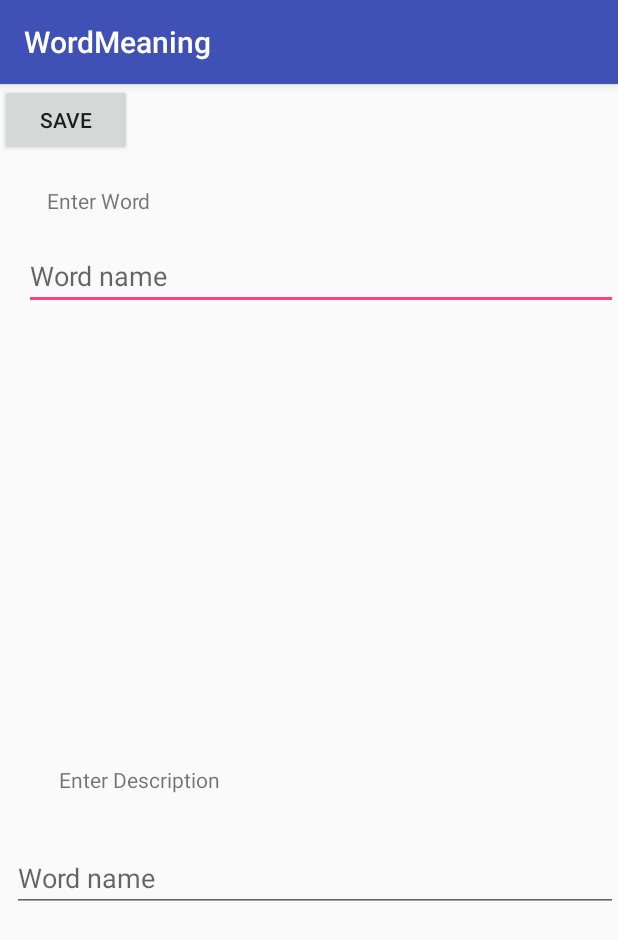
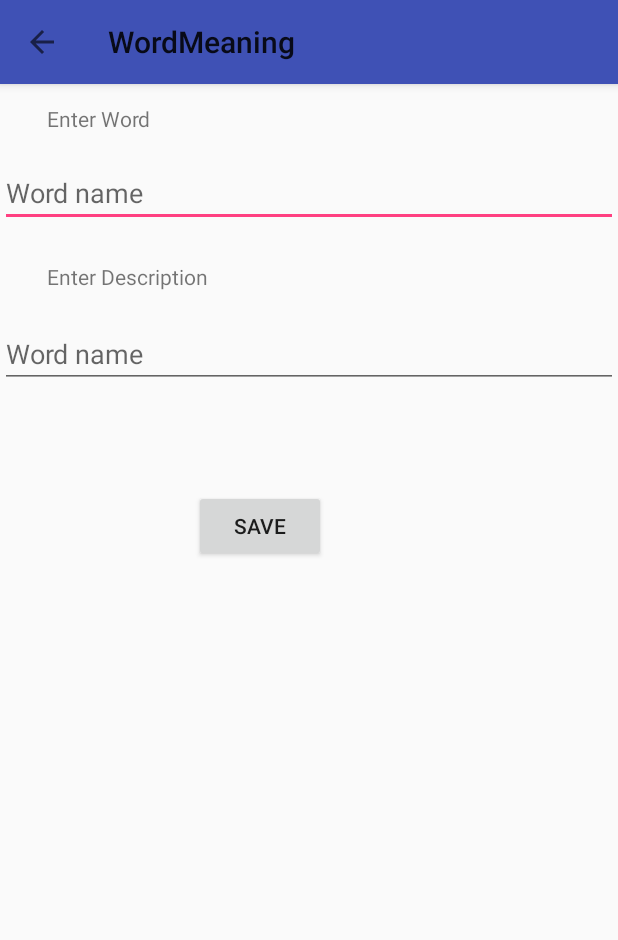
Before and after one commit to senamit2708/WordMeaning, an Android app: the screen it shows after launch (WordNewEntry), after a tap on an icon or button, on a phone screen of 412 x 824 dp. Shown: the top 940 px of the screen. Run offline under Robolectric (Android 15) with nearby library versions, the phone set to English and light mode, and no system bars; our stand-ins replace ButterKnife; libraries missing offline, so code that uses them is left out: com.github.florent37.expansionpanel; 2 statements that could not run were skipped.

Commit message:
basic features r done

```diff
--- a/app/src/main/AndroidManifest.xml
+++ b/app/src/main/AndroidManifest.xml
@@ -16,7 +16,11 @@
                 <category android:name="android.intent.category.LAUNCHER" />
             </intent-filter>
         </activity>
-        <activity android:name=".WordNewEntry"></activity>
+        <activity android:name=".WordNewEntry"
+            android:parentActivityName=".MainActivity">
+            <meta-data
+                android:name="android.support.PARENT_ACTIVITY"
+                android:value=".MainActivity" />></activity>
 
         <provider
             android:authorities="com.example.senamit.wordmeaning"
--- a/app/src/main/java/com/example/senamit/wordmeaning/Data/WordDbHelper.java
+++ b/app/src/main/java/com/example/senamit/wordmeaning/Data/WordDbHelper.java
@@ -12,7 +12,7 @@ import  com.example.senamit.wordmeaning.Data.WordContract.*;
 public class WordDbHelper extends SQLiteOpenHelper  {
 
     public static final String DATABASE_NAME = "WordTracker";
-    public static final int DATABASE_VERSION=3;
+    public static final int DATABASE_VERSION=4;
 
 
     public WordDbHelper(Context context) {
--- a/app/src/main/java/com/example/senamit/wordmeaning/MainActivity.java
+++ b/app/src/main/java/com/example/senamit/wordmeaning/MainActivity.java
@@ -1,28 +1,34 @@
 package com.example.senamit.wordmeaning;
 
+import android.app.LoaderManager;
+import android.content.AsyncTaskLoader;
 import android.content.Intent;
+import android.content.Loader;
+import android.database.Cursor;
 import android.support.design.widget.FloatingActionButton;
 import android.support.v7.app.AppCompatActivity;
 import android.os.Bundle;
 import android.support.v7.widget.LinearLayoutManager;
 import android.support.v7.widget.RecyclerView;
+import android.support.v7.widget.Toolbar;
+import android.util.Log;
 import android.view.View;
 
-import java.util.ArrayList;
-import java.util.List;
+import com.example.senamit.wordmeaning.Data.WordContract;
+
 
 import butterknife.BindView;
 
 
 
 
-public class MainActivity extends AppCompatActivity {
+public class MainActivity extends AppCompatActivity implements LoaderManager.LoaderCallbacks<Cursor> {
 
     @BindView(R.id.recyclerView)
     RecyclerView recyclerView;
 
+    public static final String LOG_TAG = MainActivity.class.getSimpleName();
     RecyclerAdapter adapter;
-    List<Words> list;
     FloatingActionButton fabButton;
 
     @Override
@@ -32,35 +38,90 @@ public class MainActivity extends AppCompatActivity {
 
         fabButton = findViewById(R.id.floatingbtnSave);
 
-        list = new ArrayList<Words>();
-        list.add(new Words("amit","sen"));
-        list.add(new Words("ashok", "sah"));
-        list.add(new Words("vikash","kumar"));
+        Toolbar toolbar = (Toolbar) findViewById(R.id.toolbar);
+        setSupportActionBar(toolbar);
 
         recyclerView = findViewById(R.id.recyclerView);
         recyclerView.setLayoutManager(new LinearLayoutManager(this));
-//        adapter = new RecyclerAdapter(list);
-        adapter = new RecyclerAdapter();
-        recyclerView.setAdapter(adapter);
-
-
-
-        adapter.setItem(list);
 
         fabButton.setOnClickListener(new View.OnClickListener() {
             @Override
             public void onClick(View v) {
                 fabButtonAddWords();
             }
+
+            private void fabButtonAddWords() {
+                Intent intent = new Intent(MainActivity.this, WordNewEntry.class);
+                startActivity(intent);
+            }
+
+
         });
 
 
-
+        getLoaderManager().initLoader(0, null, this);
     }
 
-    private void fabButtonAddWords() {
+   protected void onResume() {
 
-        Intent intent = new Intent(MainActivity.this, WordNewEntry.class);
-        startActivity(intent);
+       super.onResume();
+       Log.i(LOG_TAG, "inside onresume method");
+       getLoaderManager().restartLoader(0, null, this);
+   }
+
+
+    @Override
+    public Loader<Cursor> onCreateLoader(int id, Bundle args) {
+        Log.i(LOG_TAG, "inside the oncreateloader");
+
+        return new AsyncTaskLoader<Cursor>(this) {
+
+
+            Cursor mCursor;
+
+            @Override
+            protected void onStartLoading() {
+                if (mCursor!=null){
+
+                    deliverResult(mCursor);
+                }else {
+                    forceLoad();
+                }
+            }
+
+            @Override
+            public Cursor loadInBackground() {
+               try {
+                   return getContentResolver().query(WordContract.WordListDiary.CONTENT_URI,
+                           null,
+                           null,
+                           null,
+                           null);
+               }catch (Exception e){
+                   Log.i(LOG_TAG, "Unable to load the data from table");
+               }
+               return null;
+            }
+
+            @Override
+            public void deliverResult(Cursor data) {
+                mCursor=data;
+                super.deliverResult(data);
+            }
+        };
     }
+
+    @Override
+    public void onLoadFinished(Loader<Cursor> loader, Cursor data) {
+        adapter = new RecyclerAdapter(this);
+        adapter.swapCursor(data);
+        recyclerView.setAdapter(adapter);
+    }
+
+    @Override
+    public void onLoaderReset(Loader<Cursor> loader) {
+        recyclerView.setAdapter(null);
+    }
+
+
 }
--- a/app/src/main/java/com/example/senamit/wordmeaning/RecyclerAdapter.java
+++ b/app/src/main/java/com/example/senamit/wordmeaning/RecyclerAdapter.java
@@ -1,16 +1,17 @@
 package com.example.senamit.wordmeaning;
 
+import android.content.Context;
+import android.database.Cursor;
 import android.support.v7.widget.RecyclerView;
+import android.util.Log;
 import android.view.LayoutInflater;
 import android.view.View;
 import android.view.ViewGroup;
 import android.widget.TextView;
 
+import com.example.senamit.wordmeaning.Data.WordContract;
 import com.github.florent37.expansionpanel.ExpansionLayout;
 import com.github.florent37.expansionpanel.viewgroup.ExpansionLayoutCollection;
-
-import java.util.ArrayList;
-import java.util.List;
 
 import butterknife.BindView;
 import butterknife.ButterKnife;
@@ -21,16 +22,20 @@ import butterknife.ButterKnife;
 
 public class RecyclerAdapter extends RecyclerView.Adapter<RecyclerAdapter.RecyclerHolder> {
 
-    List<Words> list = new ArrayList<>();
     ExpansionLayoutCollection expansionsCollection = new ExpansionLayoutCollection();
 
-    public RecyclerAdapter(List<Words> list) {
-        expansionsCollection.openOnlyOne(true);
-        this.list=list;
-    }
+    public static final String LOG_TAG = RecyclerAdapter.class.getSimpleName();
+    Context context;
+    Cursor mCursor;
+
+
 
     public RecyclerAdapter() {
         expansionsCollection.openOnlyOne(true);
+    }
+    public RecyclerAdapter(Context context) {
+        expansionsCollection.openOnlyOne(true);
+        this.context=context;
     }
 
     @Override
@@ -41,29 +46,43 @@ public class RecyclerAdapter extends RecyclerView.Adapter<RecyclerAdapter.Recycl
     @Override
     public void onBindViewHolder(RecyclerHolder holder, int position) {
 
-        holder.bind(list.get(position));
-        holder.mWordName.setText(list.get(position).getWordName());
-        holder.mWordDescription.setText(list.get(position).getWordDescrition());
+        int wordNameIndex = mCursor.getColumnIndex(WordContract.WordListDiary.COLUMN_WORD_NAME);
+        int wordDescriptionIndex = mCursor.getColumnIndex(WordContract.WordListDiary.COLUMN_WORD_DESCRIPTION);
+
+        mCursor.moveToPosition(position);
+        String wordName = mCursor.getString(wordNameIndex);
+        String wordDescription = mCursor.getString(wordDescriptionIndex);
+
+
+        holder.mWordName.setText(wordName);
+        holder.mWordDescription.setText(wordDescription);
 
         expansionsCollection.add(holder.getExpansionLayout());
     }
 
     @Override
     public int getItemCount() {
-        return list.size();
+
+        return mCursor.getCount();
     }
 
-    public void setItem(List<Words> item) {
-//        this.item = item;
-        this.list.addAll(item);
-        notifyDataSetChanged();
+
+
+    public Cursor swapCursor(Cursor cursor) {
+        Log.i(LOG_TAG, "inside swap cursor");
+        if (mCursor==cursor){
+            Log.i(LOG_TAG, "the if portion of swapcursor");
+            return null;
+        }
+        Cursor tempCursor = mCursor;
+        this.mCursor=cursor;
+        if (cursor!=null){
+            Log.i(LOG_TAG, "if cursor is not null");
+            notifyDataSetChanged();
+        }
+        return tempCursor;
     }
 
-//    public void setItem(List<Object> items) {
-//
-//        this.list.addAll(items);
-//        notifyDataSetChanged();
-//    }
 
     public static class RecyclerHolder extends RecyclerView.ViewHolder{
         private static final int LAYOUT = R.layout.recycler_cell;
--- a/app/src/main/java/com/example/senamit/wordmeaning/WordNewEntry.java
+++ b/app/src/main/java/com/example/senamit/wordmeaning/WordNewEntry.java
@@ -4,6 +4,8 @@ import android.content.ContentValues;
 import android.net.Uri;
 import android.support.v7.app.AppCompatActivity;
 import android.os.Bundle;
+import android.support.v7.widget.Toolbar;
+import android.text.TextUtils;
 import android.util.Log;
 import android.view.View;
 import android.widget.Button;
@@ -29,11 +31,18 @@ public class WordNewEntry extends AppCompatActivity {
     protected void onCreate(Bundle savedInstanceState) {
         super.onCreate(savedInstanceState);
         setContentView(R.layout.activity_word_new_entry);
+
+        Toolbar toolbar = (Toolbar) findViewById(R.id.toolbar);
+        setSupportActionBar(toolbar);
+
+        getSupportActionBar().setDisplayHomeAsUpEnabled(true);
+        getSupportActionBar().setDisplayShowHomeEnabled(true);
+
         edtWordName=findViewById(R.id.edtWordName);
         edtWordDescription= findViewById(R.id.edtWordDescription);
 
         btnSubmit= findViewById(R.id.btnSubmit);
-        list = new ArrayList<Words>();
+
         btnSubmit.setOnClickListener(new View.OnClickListener() {
             @Override
             public void onClick(View v) {
@@ -43,12 +52,17 @@ public class WordNewEntry extends AppCompatActivity {
                 String wordName = edtWordName.getText().toString();
                 String wordDescription = edtWordDescription.getText().toString();
                 int priority = 3;
+                if (TextUtils.isEmpty(wordName) || TextUtils.isEmpty(wordDescription) || priority<0){
+                    Toast.makeText(WordNewEntry.this, "Invalid Entry", Toast.LENGTH_SHORT).show();
+                }
+                else {
+
 
                     contentValues.put(WordListDiary.COLUMN_WORD_NAME, wordName);
                     contentValues.put(WordListDiary.COLUMN_WORD_DESCRIPTION, wordDescription);
-                contentValues.put(WordListDiary.COLUMN_WORD_PRIORITY, priority );
+                    contentValues.put(WordListDiary.COLUMN_WORD_PRIORITY, priority);
 
-                Log.i(LOG_TAG, "the values of content providers are "+ wordName + ", "+wordDescription+" , "+priority);
+                    Log.i(LOG_TAG, "the values of content providers are " + wordName + ", " + wordDescription + " , " + priority);
 
                     Uri uriId = getContentResolver().insert(WordListDiary.CONTENT_URI, contentValues);
                     if (uriId != null) {
@@ -57,7 +71,7 @@ public class WordNewEntry extends AppCompatActivity {
                     } else {
                         Toast.makeText(WordNewEntry.this, "unsucessful", Toast.LENGTH_SHORT).show();
                     }
-
+                }
 
             }
         });
--- a/app/src/main/res/layout/activity_word_new_entry.xml
+++ b/app/src/main/res/layout/activity_word_new_entry.xml
@@ -5,34 +5,52 @@
     android:layout_width="match_parent"
     android:layout_height="match_parent"
     tools:context="com.example.senamit.wordmeaning.WordNewEntry"
-    tools:layout_editor_absoluteY="81dp">
+    tools:layout_editor_absoluteY="25dp">
+
+    <android.support.design.widget.AppBarLayout
+        android:id="@+id/appbar"
+        android:layout_width="0dp"
+        android:layout_height="wrap_content"
+        android:fitsSystemWindows="true"
+        app:layout_constraintEnd_toEndOf="parent"
+        app:layout_constraintStart_toStartOf="parent"
+        app:layout_constraintTop_toTopOf="parent">
+
+        <android.support.v7.widget.Toolbar
+            android:id="@+id/toolbar"
+            android:layout_width="match_parent"
+            android:layout_height="wrap_content">
+
+        </android.support.v7.widget.Toolbar>
+
+    </android.support.design.widget.AppBarLayout>
 
     <TextView
         android:id="@+id/textView3"
         android:layout_width="wrap_content"
         android:layout_height="wrap_content"
-        android:layout_marginBottom="18dp"
-        android:layout_marginStart="15dp"
+        android:layout_marginStart="31dp"
+        android:layout_marginTop="13dp"
         android:text="Enter Word"
-        app:layout_constraintBottom_toTopOf="@+id/edtWordName"
-        app:layout_constraintStart_toStartOf="@+id/edtWordName" />
+        app:layout_constraintStart_toStartOf="parent"
+        app:layout_constraintTop_toBottomOf="@+id/appbar" />
 
     <EditText
         android:id="@+id/edtWordName"
-        android:layout_width="match_parent"
+        android:layout_width="0dp"
         android:layout_height="wrap_content"
-        android:layout_marginLeft="16dp"
-        android:layout_marginTop="105dp"
+        android:layout_marginTop="17dp"
         android:hint="Word name"
-        app:layout_constraintLeft_toLeftOf="parent"
-        app:layout_constraintTop_toTopOf="parent" />
+        app:layout_constraintEnd_toEndOf="parent"
+        app:layout_constraintStart_toStartOf="parent"
+        app:layout_constraintTop_toBottomOf="@+id/textView3" />
 
     <TextView
         android:id="@+id/textView2"
         android:layout_width="wrap_content"
         android:layout_height="wrap_content"
-        android:layout_marginBottom="33dp"
-        android:layout_marginStart="39dp"
+        android:layout_marginBottom="19dp"
+        android:layout_marginStart="31dp"
         android:text="Enter Description"
         app:layout_constraintBottom_toTopOf="@+id/edtWordDescription"
         app:layout_constraintStart_toStartOf="parent" />
@@ -41,17 +59,19 @@
         android:id="@+id/edtWordDescription"
         android:layout_width="match_parent"
         android:layout_height="wrap_content"
-        android:layout_marginBottom="216dp"
-        android:layout_marginLeft="8dp"
+        android:layout_marginTop="62dp"
         android:hint="Word name"
-        app:layout_constraintBottom_toBottomOf="parent"
-        app:layout_constraintLeft_toLeftOf="parent" />
+        app:layout_constraintLeft_toLeftOf="parent"
+        app:layout_constraintRight_toRightOf="parent"
+        app:layout_constraintTop_toBottomOf="@+id/edtWordName" />
 
     <Button
         android:id="@+id/btnSubmit"
         android:layout_width="wrap_content"
         android:layout_height="wrap_content"
+        android:layout_marginStart="129dp"
+        android:layout_marginTop="68dp"
         android:text="Save"
-        tools:layout_editor_absoluteX="130dp"
-        tools:layout_editor_absoluteY="350dp" />
+        app:layout_constraintStart_toStartOf="@+id/edtWordDescription"
+        app:layout_constraintTop_toBottomOf="@+id/edtWordDescription" />
 </android.support.constraint.ConstraintLayout>
--- a/app/src/main/res/values/styles.xml
+++ b/app/src/main/res/values/styles.xml
@@ -1,7 +1,7 @@
 <resources>
 
     <!-- Base application theme. -->
-    <style name="AppTheme" parent="Theme.AppCompat.Light.DarkActionBar">
+    <style name="AppTheme" parent="Theme.AppCompat.Light.NoActionBar">
         <!-- Customize your theme here. -->
         <item name="colorPrimary">@color/colorPrimary</item>
         <item name="colorPrimaryDark">@color/colorPrimaryDark</item>
```
Also changed, not shown: app/src/main/java/com/example/senamit/wordmeaning/Data/WordContentProvider.java (+26 -1 lines), app/src/main/res/layout/activity_main.xml (+37 -6 lines). Lines whose indentation alone changed are shown as unchanged.
